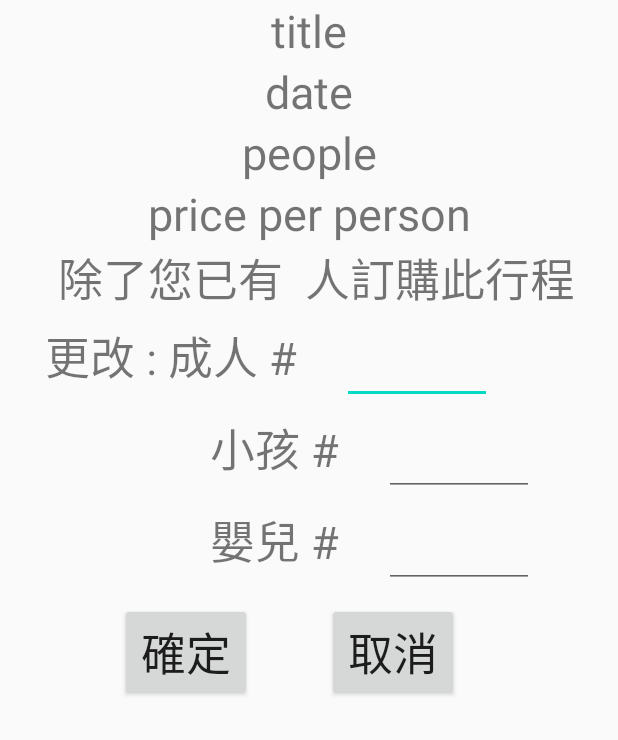
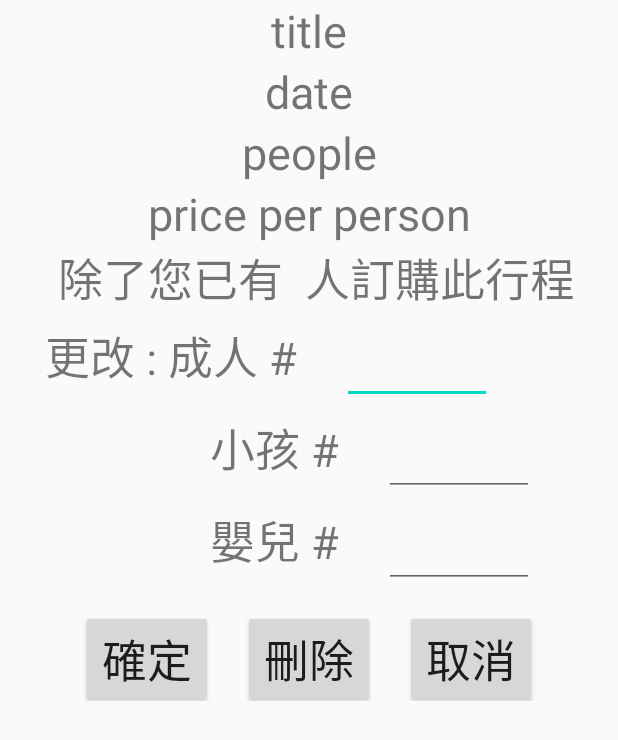
Before and after one commit to igeryoung/oop, an Android app: the layout activity_order_item_.xml on its own in the app's theme, with its tools: preview values and no code run, on a phone screen of 412 x 824 dp. Shown: the top 740 px of the screen. Run offline under Robolectric (Android 15) with nearby library versions, the phone set to English and light mode, and no system bars.

Commit message:
final  v1

```diff
--- a/app/src/main/java/com/example/mainpage/menu_Activity.java
+++ b/app/src/main/java/com/example/mainpage/menu_Activity.java
@@ -78,6 +78,11 @@ public class menu_Activity extends AppCompatActivity {
     protected void onActivityResult(int requestCode, int resultCode, Intent data2) {
         super.onActivityResult(requestCode, resultCode, data2);
         if(resultCode == -1000){
+            EditText text = findViewById(R.id.text_input);
+            String input = text.getText().toString();
+            data.clear();
+            list = TripDB.searchBySubtitle(input);
+            renewList();
             return;
         }
         System.out.println("order = "+ resultCode);
--- a/app/src/main/java/com/example/mainpage/select_Activity.java
+++ b/app/src/main/java/com/example/mainpage/select_Activity.java
@@ -96,7 +96,7 @@ public class select_Activity extends AppCompatActivity {
                 tripset.getTitle() , tripset.getStart_date() , tripset.getEnd_date());
                 int number = OrderDB.insert(final_order);
                 System.out.println("Order# = " + number);
-                finish();
+                Cfinish();
             }
 
         }catch (Exception e){
@@ -109,8 +109,8 @@ public class select_Activity extends AppCompatActivity {
         finish();
     }
 
-    @Override
-    public void finish(){
+
+    public void Cfinish(){
         setResult(order[0] + order[1] + order[2]);
 
         //add this order to database
--- a/app/src/main/res/layout/activity_order_item_.xml
+++ b/app/src/main/res/layout/activity_order_item_.xml
@@ -172,22 +172,31 @@
 
     <LinearLayout
         android:layout_width="match_parent"
-        android:layout_height="match_parent">
+        android:layout_height="match_parent"
+        android:gravity="center">
 
         <Button
             android:layout_width="wrap_content"
             android:layout_height="wrap_content"
             android:layout_marginTop="10dp"
-            android:layout_marginLeft="80dp"
             android:text="確定"
             android:textSize="30sp"
             android:onClick="certain"
+            />
+        <Button
+            android:layout_width="wrap_content"
+            android:layout_height="wrap_content"
+            android:layout_marginTop="10dp"
+            android:layout_marginLeft="20dp"
+            android:text="刪除"
+            android:textSize="30sp"
+            android:onClick="delete"
             />
 
         <Button
             android:layout_width="wrap_content"
             android:layout_height="wrap_content"
-            android:layout_marginLeft="50dp"
+            android:layout_marginLeft="20dp"
             android:layout_marginTop="10dp"
             android:text="取消"
             android:textSize="30sp"
```
Also changed, not shown: app/src/main/java/com/example/mainpage/MyOrderActivity.java (+18 -19 lines), app/src/main/java/com/example/mainpage/order_item_Activity.java (+6 -1 lines).
